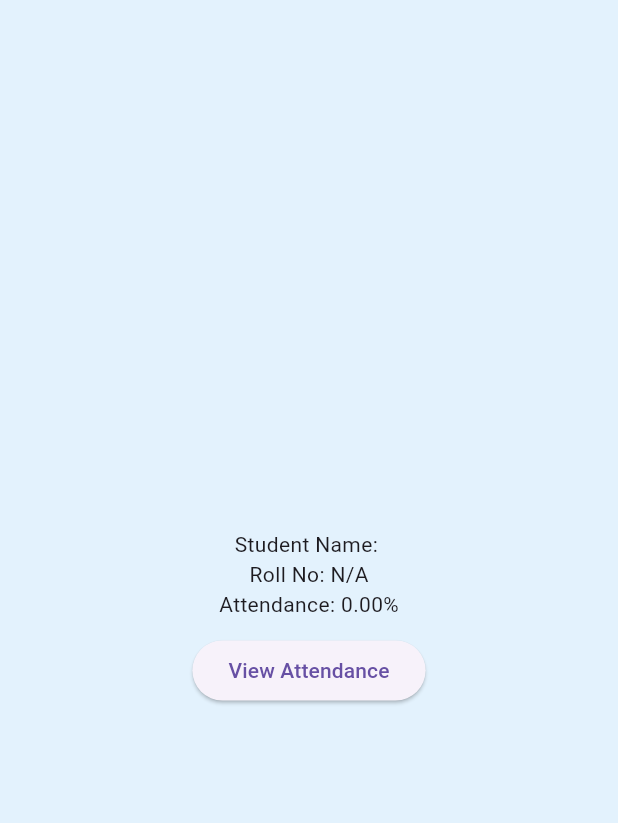
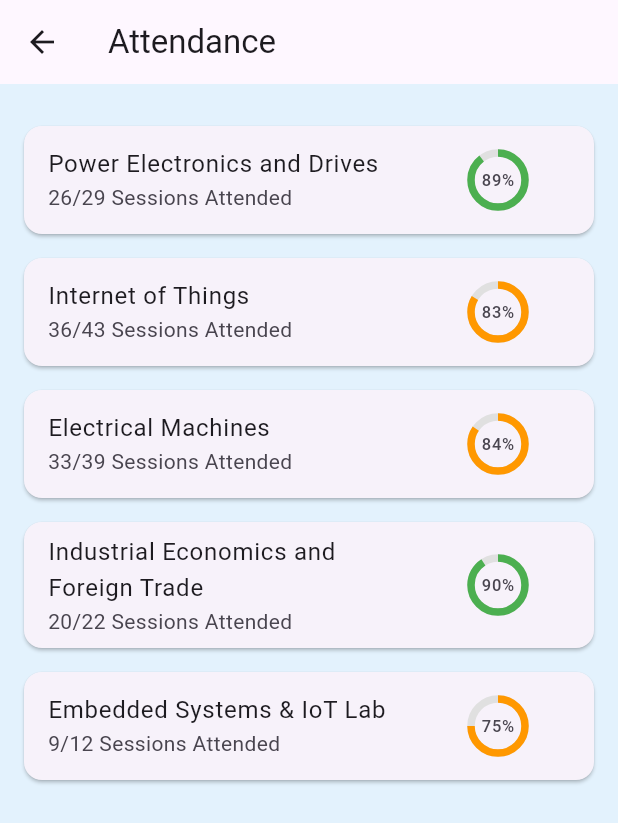
Before and after one commit to ganeshr3120/Smart-attendance-iot-system-with-app, a Flutter app: the StudentHomeScreen screen opened by its route, after a tap on "View Attendance", on a phone screen of 412 x 824 dp. Shown: the top 823 px of the screen. Run offline on Flutter 3.47's test engine with Material 3 defaults, Android fonts, the light colour scheme and no system bars; our stand-ins replace shared_preferences; accounts and stored records are empty.

Commit message:
update attendance

```diff
--- a/lib/screens/student_home.dart
+++ b/lib/screens/student_home.dart
@@ -1,5 +1,6 @@
 import 'package:flutter/material.dart';
 import 'package:shared_preferences/shared_preferences.dart';
+import 'student_viewAttenda.dart';
 
 class StudentHomeScreen extends StatefulWidget {
   @override
@@ -44,7 +45,12 @@ class _StudentHomeScreenState extends State<StudentHomeScreen> {
             SizedBox(height: 10),
             ElevatedButton(
               onPressed: () {
-                // Implement View Attendance Navigation
+                Navigator.push(
+                  context,
+                  MaterialPageRoute(
+                    builder: (context) => StudentAttendanceScreen(),
+                  ),
+                );
               },
               child: Text("View Attendance"),
             ),
--- /dev/null
+++ b/lib/screens/student_viewAttenda.dart
@@ -0,0 +1,133 @@
+import 'package:flutter/material.dart';
+import 'package:shared_preferences/shared_preferences.dart';
+import 'dart:convert';
+
+class StudentAttendanceScreen extends StatefulWidget {
+  @override
+  _StudentAttendanceScreenState createState() =>
+      _StudentAttendanceScreenState();
+}
+
+class _StudentAttendanceScreenState extends State<StudentAttendanceScreen> {
+  List<Map<String, dynamic>> attendanceData = [];
+
+  @override
+  void initState() {
+    super.initState();
+    _loadAttendanceData();
+  }
+
+  Future<void> _loadAttendanceData() async {
+    final prefs = await SharedPreferences.getInstance();
+    String? attendanceJson = prefs.getString('attendanceData');
+
+    if (attendanceJson != null) {
+      setState(() {
+        attendanceData = List<Map<String, dynamic>>.from(
+          jsonDecode(attendanceJson),
+        );
+      });
+    } else {
+      setState(() {
+        attendanceData = [
+          {
+            'subject': 'Power Electronics and Drives',
+            'attended': 26,
+            'total': 29,
+          },
+          {'subject': 'Internet of Things', 'attended': 36, 'total': 43},
+          {'subject': 'Electrical Machines', 'attended': 33, 'total': 39},
+          {
+            'subject': 'Industrial Economics and Foreign Trade',
+            'attended': 20,
+            'total': 22,
+          },
+          {'subject': 'Embedded Systems & IoT Lab', 'attended': 9, 'total': 12},
+        ];
+      });
+    }
+  }
+
+  double _calculatePercentage(int attended, int total) {
+    return (attended / total) * 100;
+  }
+
+  @override
+  Widget build(BuildContext context) {
+    return Scaffold(
+      appBar: AppBar(title: Text('Attendance')),
+      body: Column(
+        children: [
+          SizedBox(height: 20),
+          Expanded(
+            child: ListView.builder(
+              itemCount: attendanceData.length,
+              itemBuilder: (context, index) {
+                final item = attendanceData[index];
+                double percentage = _calculatePercentage(
+                  item['attended'],
+                  item['total'],
+                );
+                return Card(
+                  margin: EdgeInsets.symmetric(vertical: 8, horizontal: 16),
+                  child: ListTile(
+                    title: Text(item['subject']),
+                    subtitle: Text(
+                      '${item['attended']}/${item['total']} Sessions Attended',
+                    ),
+                    trailing: CircularPercentIndicator(
+                      radius: 40.0,
+                      lineWidth: 5.0,
+                      percent: percentage / 100,
+                      center: Text('${percentage.toInt()}%'),
+                      progressColor:
+                          percentage >= 85
+                              ? Colors.green
+                              : (percentage >= 75 ? Colors.orange : Colors.red),
+                    ),
+                  ),
+                );
+              },
+            ),
+          ),
+        ],
+      ),
+    );
+  }
+}
+
+class CircularPercentIndicator extends StatelessWidget {
+  final double radius;
+  final double lineWidth;
+  final double percent;
+  final Widget center;
+  final Color progressColor;
+
+  CircularPercentIndicator({
+    required this.radius,
+    required this.lineWidth,
+    required this.percent,
+    required this.center,
+    required this.progressColor,
+  });
+
+  @override
+  Widget build(BuildContext context) {
+    return Container(
+      width: radius * 2,
+      height: radius * 2,
+      child: Stack(
+        alignment: Alignment.center,
+        children: [
+          CircularProgressIndicator(
+            value: percent,
+            strokeWidth: lineWidth,
+            backgroundColor: Colors.grey[300],
+            valueColor: AlwaysStoppedAnimation(progressColor),
+          ),
+          center,
+        ],
+      ),
+    );
+  }
+}
--- a/pubspec.yaml
+++ b/pubspec.yaml
@@ -31,11 +31,14 @@ dependencies:
   flutter:
     sdk: flutter
 
+
   shared_preferences: ^2.2.2
 
   # The following adds the Cupertino Icons font to your application.
   # Use with the CupertinoIcons class for iOS style icons.
   cupertino_icons: ^1.0.8
+  table_calendar: ^3.2.0
+  percent_indicator: ^4.2.4
 
 dev_dependencies:
   flutter_test:
```
Also changed, not shown: pubspec.lock.
